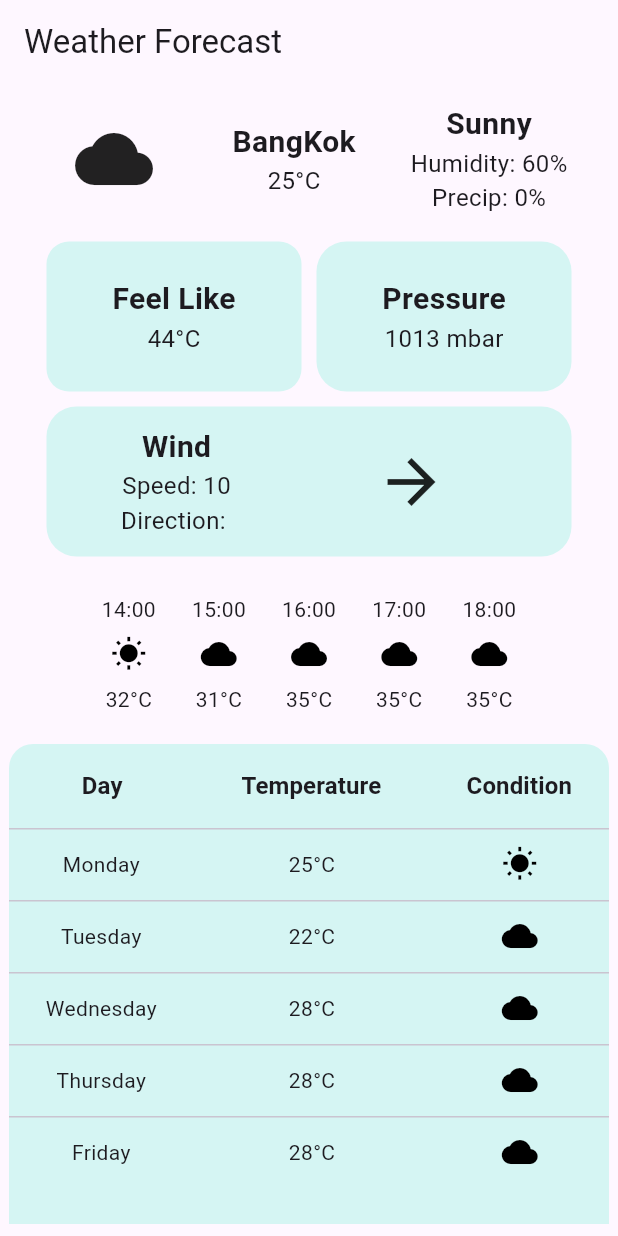
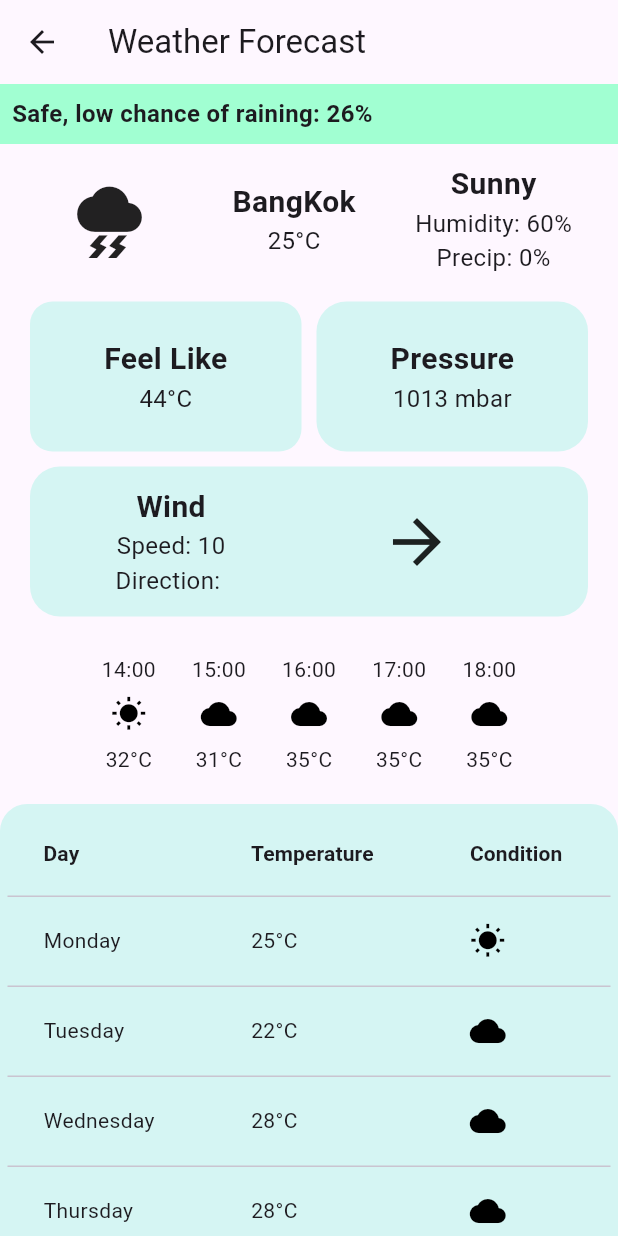
Before and after one commit to tawan-chaidee/ITCS424-GeoTask, a Flutter app: the screen it shows after launch, on a phone screen of 412 x 824 dp. Run offline on Flutter 3.47's test engine with Material 3 defaults, Android fonts, the phone set to English and light mode, and no system bars.

Commit message:
Add reponsive design

```diff
--- a/lib/model/weather_model.dart
+++ b/lib/model/weather_model.dart
@@ -27,7 +27,7 @@ class WeatherDay {
 }
 
 class WeatherToday {
-  final String condition;
+  final IconData condition;
   final int temperature;
   final int feelLike;
   final int pressure;
--- a/lib/page/weather_page.dart
+++ b/lib/page/weather_page.dart
@@ -1,3 +1,5 @@
+import 'dart:math';
+
 import 'package:flutter/material.dart';
 import '../model/weather_model.dart';
 
@@ -45,7 +47,7 @@ class WeatherPage extends StatelessWidget {
 
   // Mock data for tempory use
   static WeatherToday todayWeather = WeatherToday(
-    condition: 'Sunny',
+    condition: Icons.thunderstorm,
     temperature: 25,
     feelLike: 44,
     pressure: 1013,
@@ -59,23 +61,41 @@ class WeatherPage extends StatelessWidget {
 
   @override
   Widget build(BuildContext context) {
+    double screenWidth = MediaQuery.of(context).size.width;
+
     return Scaffold(
       appBar: AppBar(
         title: const Text('Weather Forecast'),
+        leading: IconButton(
+          icon: Icon(Icons.arrow_back),
+          onPressed: () {},
+        ),
       ),
       body: Align(
         alignment: Alignment.topCenter,
         child: SingleChildScrollView(
           child: Column(
-            mainAxisAlignment:
-                MainAxisAlignment.center, // Center everything vertically
-            crossAxisAlignment:
-                CrossAxisAlignment.center, // Center everything horizontally
+            mainAxisAlignment: MainAxisAlignment.center,
+            crossAxisAlignment: CrossAxisAlignment.center,
             children: [
+              Container(
+                color: Color.fromARGB(255, 161, 255, 210),
+                width: screenWidth,
+                height: 40,
+                child: Container(
+                  margin: EdgeInsets.all(8.0),
+                  // Dynamic text and color to be add later
+                  child: const Text(
+                    "Safe, low chance of raining: 26%",
+                    style: TextStyle(fontSize: 16, fontWeight: FontWeight.bold),
+                  ),
+                ),
+              ),
+
               //Top weather banner
-              weatherBanner(),
+              weatherBanner(context),
               Container(
-                width: 400,
+                width: screenWidth,
                 height: 220,
                 child: Center(
                   child: Wrap(
@@ -85,21 +105,21 @@ class WeatherPage extends StatelessWidget {
                     //Middle info part
                     children: [
                       _weatherBox(
-                        170,
+                        (screenWidth / 2) - 25,
                         100,
                         color: themeBlueGreen,
                         borderRadius: 15.0,
                         title: 'Feel Like',
                         subtitle1: todayWeather.feelLike.toString() + '°C',
                       ),
-                      _weatherBox(170, 100,
+                      _weatherBox((screenWidth / 2) - 25, 100,
                           color: themeBlueGreen,
                           borderRadius: 20.0,
                           title: 'Pressure',
                           subtitle1:
                               "${todayWeather.pressure.toString()} mbar"),
                       _weatherBox(
-                        350,
+                        screenWidth - 40,
                         100,
                         color: themeBlueGreen,
                         borderRadius: 20.0,
@@ -139,18 +159,19 @@ class WeatherPage extends StatelessWidget {
               //Bottom hourly weather Table part
               Container(
                 height: 120,
-                width: 400,
+                width: screenWidth,
                 child: _hourWeatherTable(mockHourWeatherList),
               ),
               //Very bottom day weather Table part
               Container(
-                height: 320,
-                width: 400,
+                height: 360,
+                width: screenWidth,
+                padding: EdgeInsets.all(5),
                 decoration: const BoxDecoration(
                   color: themeBlueGreen,
                   borderRadius: BorderRadius.only(
-                    topLeft: Radius.circular(16),
-                    topRight: Radius.circular(16),
+                    topLeft: Radius.circular(18),
+                    topRight: Radius.circular(18),
                   ),
                 ),
                 child: _weatherTable(mockDayWeatherList),
@@ -162,22 +183,24 @@ class WeatherPage extends StatelessWidget {
     );
   }
 
-  Widget weatherBanner() {
-    return Container(
-      width: 400,
+  Widget weatherBanner(BuildContext context) {
+    double screenWidth = MediaQuery.of(context).size.width;
+
+    return SizedBox(
+      width: screenWidth,
       height: 100,
       child: Row(
         mainAxisAlignment: MainAxisAlignment.spaceEvenly,
         children: [
-          Container(
+          SizedBox(
             width: 100,
             height: 100,
-            child: const Icon(
-              Icons.wb_cloudy,
+            child: Icon(
+              todayWeather.condition,
               size: 52,
             ),
           ),
-          Container(
+          SizedBox(
             width: 100,
             height: 100,
             child: _weatherBox(
@@ -188,7 +211,7 @@ class WeatherPage extends StatelessWidget {
               subtitle1: '25°C',
             ),
           ),
-          Container(
+          SizedBox(
               width: 120,
               height: 100,
               //Custom Weather text depend on situtation to be add later
@@ -201,7 +224,7 @@ class WeatherPage extends StatelessWidget {
     );
   }
 
-  // Roundy box with title and subtitle
+  // Roundy box component with title and subtitle
   // Would display second subtitle or customWidget if provided
   // Also optionaly take color as parameter
   Widget _weatherBox(
@@ -254,31 +277,27 @@ class WeatherPage extends StatelessWidget {
     );
   }
 
+  // Day table
   Widget _weatherTable(List<WeatherDay> weatherData) {
     return DataTable(
+      dataRowMaxHeight: 60.0, // Set the desired row height
       columns: const [
         DataColumn(
-          label: Center(
-            child: Text(
-              '      Day', //This won't center for some reason
-              style: TextStyle(fontSize: 16.0, fontWeight: FontWeight.bold),
-            ),
+          label: Text(
+            'Day',
+            style: TextStyle(fontSize: 14.0, fontWeight: FontWeight.bold),
           ),
         ),
         DataColumn(
-          label: Center(
-            child: Text(
+          label: Text(
             'Temperature',
-              style: TextStyle(fontSize: 16.0, fontWeight: FontWeight.bold),
-            ),
+            style: TextStyle(fontSize: 14.0, fontWeight: FontWeight.bold),
           ),
         ),
         DataColumn(
-          label: Center(
-            child: Text(
+          label: Text(
             'Condition',
-              style: TextStyle(fontSize: 16.0, fontWeight: FontWeight.bold),
-            ),
+            style: TextStyle(fontSize: 14.0, fontWeight: FontWeight.bold),
           ),
         ),
       ],
@@ -287,28 +306,22 @@ class WeatherPage extends StatelessWidget {
             (data) => DataRow(
               cells: [
                 DataCell(
-                  Center(
-                    child: Text(
+                  Text(
                     data.day,
                     style: const TextStyle(fontSize: 14.0),
                   ),
                 ),
-                ),
                 DataCell(
-                  Center(
-                    child: Text(
+                  Text(
                     data.temperature,
                     style: const TextStyle(fontSize: 14.0),
                   ),
                 ),
-                ),
                 DataCell(
-                  Center(
-                    child: Icon(
+                  Icon(
                     data.icon,
                     color: const Color.fromARGB(255, 0, 0, 0),
                     size: 24.0,
-                    ),
                   ),
                 ),
               ],
@@ -318,6 +331,7 @@ class WeatherPage extends StatelessWidget {
     );
   }
 
+  // Hour table
   Widget _hourWeatherTable(List<WeatherHour> weatherData) {
     return Container(
       padding: const EdgeInsets.all(16.0),
```
Lines whose indentation alone changed are shown as unchanged.
